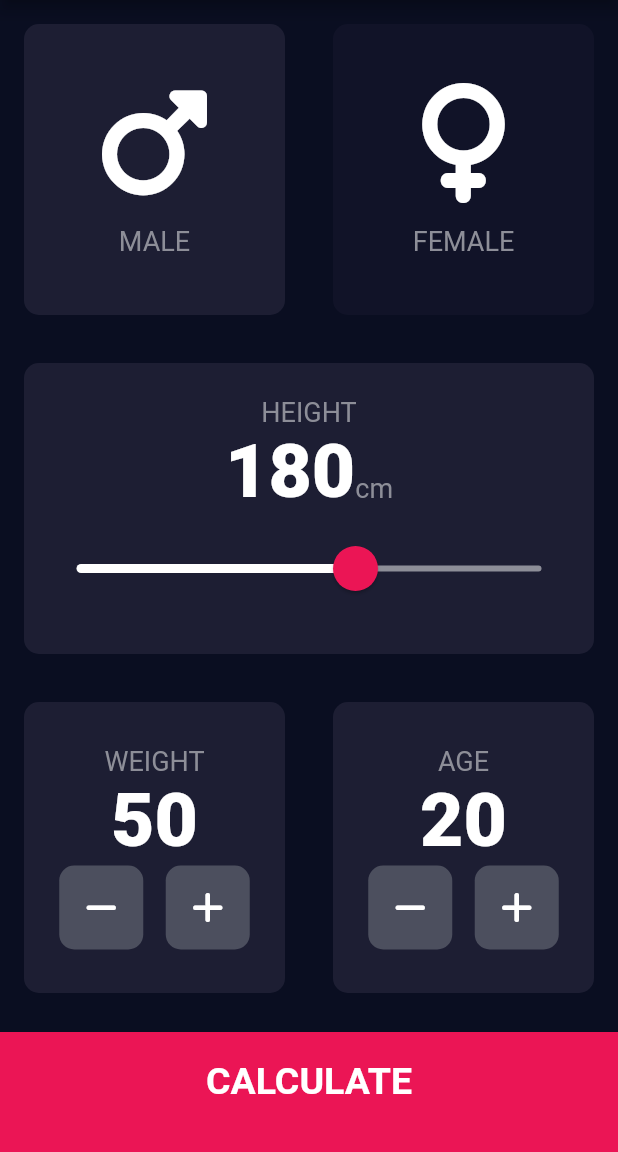
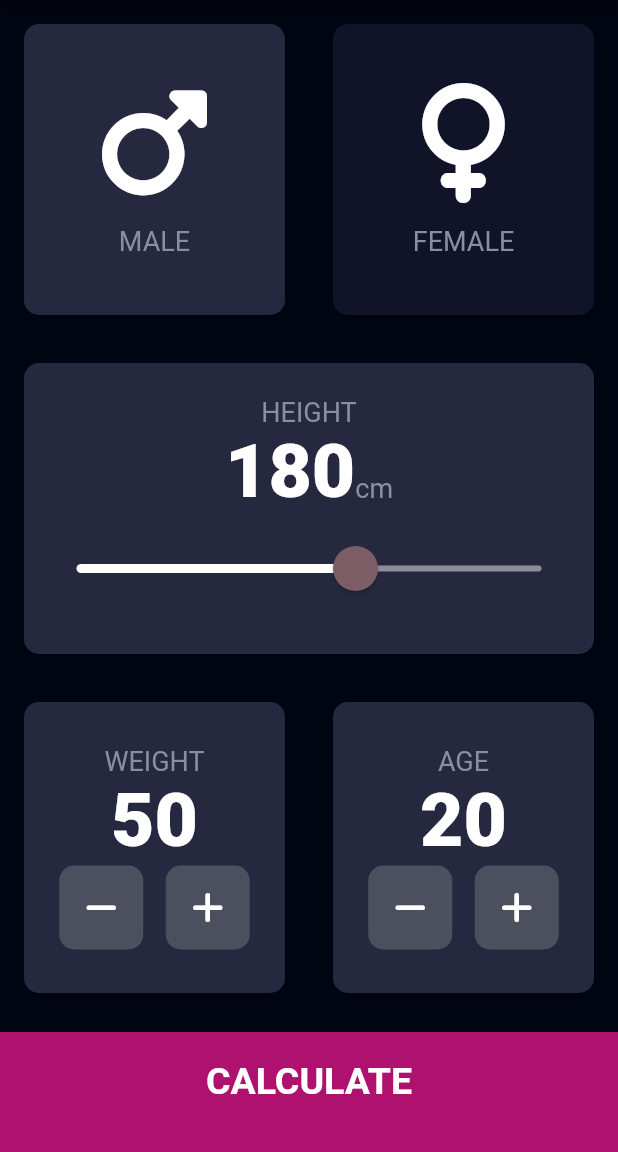
Before and after one commit to HeratUni-CS/bmi-calculator-FahimKarimi, a Flutter app: the screen it shows after launch, on a phone screen of 412 x 824 dp, the part 84-1236 px from its top. Run offline on Flutter 3.47's test engine with Material 2 defaults, Android fonts, the phone set to English and light mode, and no system bars; our stand-ins replace font_awesome_flutter.

Commit message:
Add files via upload

```diff
--- a/lib/Components/BottomContainer_Button.dart
+++ b/lib/Components/BottomContainer_Button.dart
@@ -1,5 +1,5 @@
 import 'package:flutter/material.dart';
-import '../constants.dart';
+import '../../constants.dart';
 
 class BottomContainer extends StatelessWidget {
   final String text;
--- a/lib/Components/Icon_Content.dart
+++ b/lib/Components/Icon_Content.dart
@@ -1,5 +1,5 @@
 import 'package:flutter/material.dart';
-import '../constants.dart';
+import '../../constants.dart';
 
 const sizedBox = SizedBox(
   height: 15.0,
--- a/lib/Components/Reusable_Bg.dart
+++ b/lib/Components/Reusable_Bg.dart
@@ -1,4 +1,5 @@
 import 'package:flutter/material.dart';
+
 
 class ReusableBg extends StatelessWidget {
   // ignore: non_constant_identifier_names
--- a/lib/Screens/input_page.dart
+++ b/lib/Screens/input_page.dart
@@ -106,7 +106,7 @@ class _InputPageState extends State<InputPage> {
                     data: SliderTheme.of(context).copyWith(
                       activeTrackColor: Colors.white,
                       inactiveTrackColor: ksliderInactiveColor,
-                      thumbColor: Color(0xFFEB1555),
+                      thumbColor: Color(0xFF7C5D66),
                       overlayColor: Color(0x29EB1555),
                       thumbShape:
                           RoundSliderThumbShape(enabledThumbRadius: 15.0),
--- a/lib/constants.dart
+++ b/lib/constants.dart
@@ -1,13 +1,13 @@
 import 'package:flutter/material.dart';
 
-const kactiveCardColor = Color(0xFF1D1E33);
+const kactiveCardColor = Color(0xFF26283F);
 const kinactiveCardColor = Color(0xFF111328);
 const ksliderInactiveColor = Color(0xFF8D8E98);
 const kbottomContainerHeight = 80.0;
-const kbottomContainerColor = Color(0xFFEB1555);
+const kbottomContainerColor = Color(0xBEEB158E);
 const klabelTextStyle = TextStyle(
   fontSize: 18.0,
-  color: Color(0xFF8D8E98),
+  color: Color(0xFF8A8EA1),
 );
 const kDigitTextStyle = TextStyle(
   fontSize: 50,
--- a/lib/main.dart
+++ b/lib/main.dart
@@ -8,8 +8,8 @@ class MyApp extends StatelessWidget {
   Widget build(BuildContext context) {
     return MaterialApp(
       theme: ThemeData.dark().copyWith(
-        primaryColor: Color(0xFF0A0E21),
-        scaffoldBackgroundColor: Color(0xFF0A0E21),
+        primaryColor: Color(0xFF050E38),
+        scaffoldBackgroundColor: Color(0xFF010511),
       ),
       home: InputPage(),
     );
```
Also changed, not shown: lib/Screens/Results_Page.dart (+5 -5 lines).
